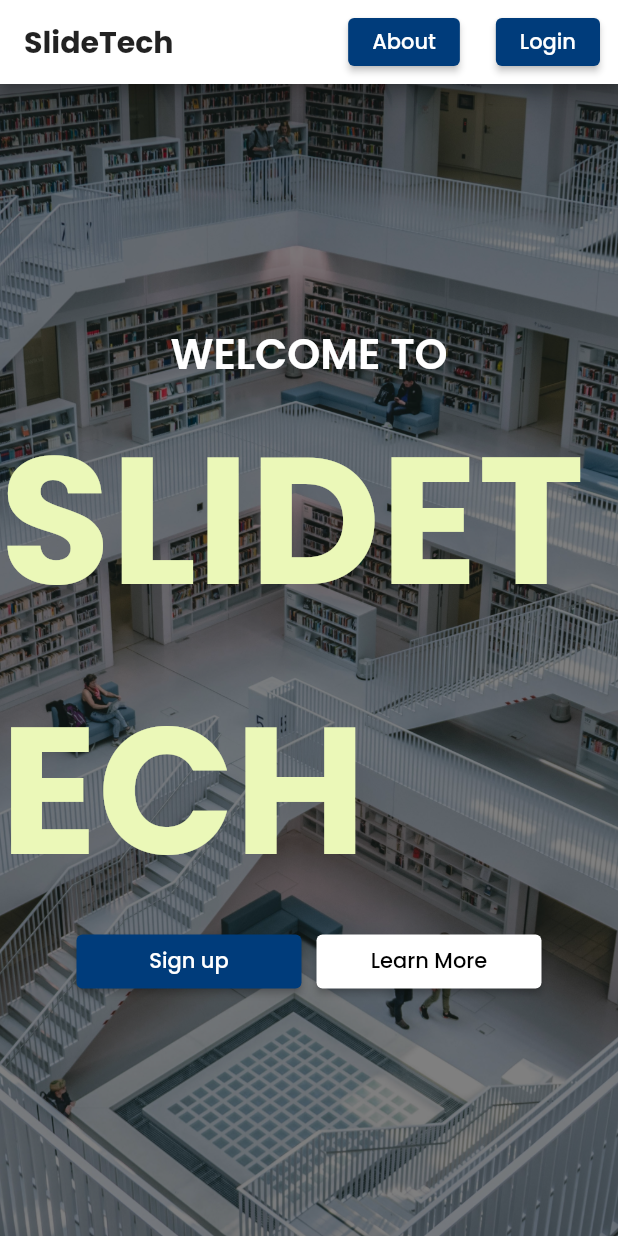
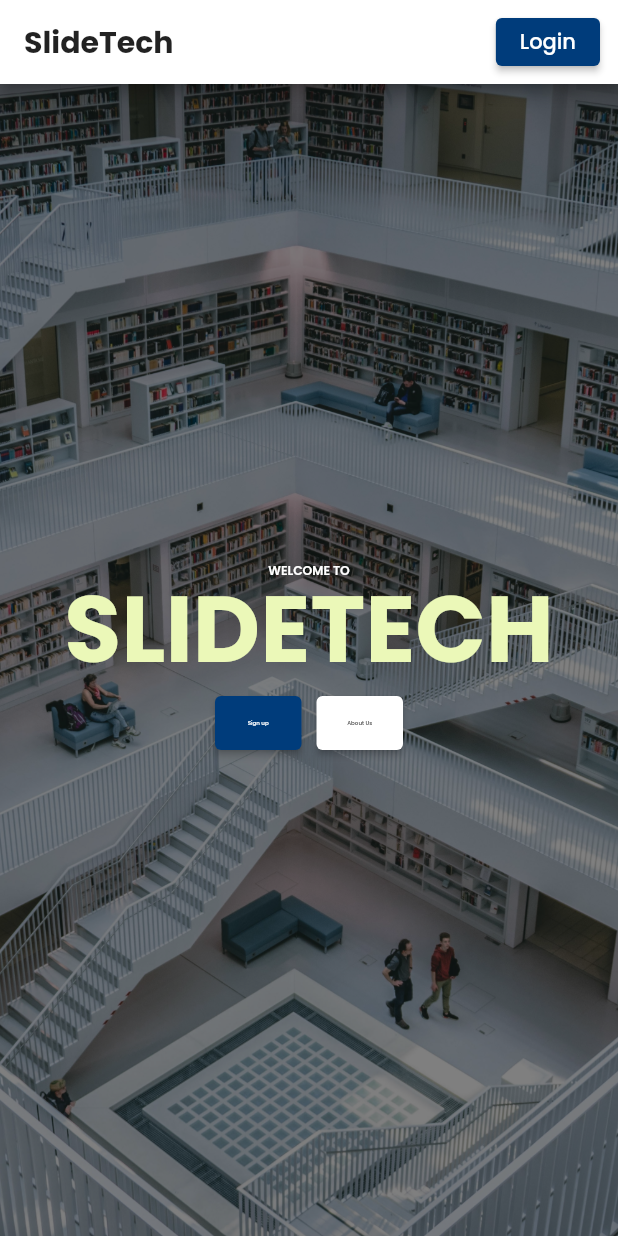
Before and after one commit to Dolapo-A/slides_share_user, a Flutter app: the screen it shows after launch, on a phone screen of 412 x 824 dp. Run offline on Flutter 3.47's test engine with Material 2 defaults, Android fonts, the phone set to English and light mode, and no system bars; our stand-ins replace carousel_slider, cloud_firestore, email_validator, firebase_auth, firebase_core, gap and 2 more; missing offline and left inert: the_validator; accounts and stored records are empty.

Commit message:
Modified Changes to initialHomeScreen including responsive designs, and scrollable features to both the loginScreen ans signupScreen

```diff
--- a/lib/screens/initialHomeScreen.dart
+++ b/lib/screens/initialHomeScreen.dart
@@ -1,4 +1,5 @@
 import 'package:flutter/material.dart';
+import 'package:gap/gap.dart';
 import 'package:slides_share_user/screens/loginScreen.dart';
 import 'package:slides_share_user/screens/signupScreen.dart';
 
@@ -14,6 +15,17 @@ class InitialHomeScreen extends StatefulWidget {
 class _InitialHomeScreenState extends State<InitialHomeScreen> {
   @override
   Widget build(BuildContext context) {
+    double screenWidth = MediaQuery.of(context).size.width;
+
+    double textSize =
+        screenWidth * 0.02; // You can adjust the multiplier as needed
+    double textSizeTitle =
+        screenWidth * 0.15; // You can adjust the multiplier as needed
+    double buttonSize =
+        screenWidth * 0.14; // You can adjust the multiplier as needed
+    double buttonTextSize =
+        screenWidth * 0.009; // You can adjust the multiplier as needed
+
     return Scaffold(
       appBar: AppBar(
         backgroundColor: Colors.white,
@@ -27,19 +39,6 @@ class _InitialHomeScreenState extends State<InitialHomeScreen> {
           ],
         ),
         actions: <Widget>[
-          Padding(
-            padding: const EdgeInsets.all(12.0),
-            child: ElevatedButton(
-                style: ElevatedButton.styleFrom(primary: Color(0xff003c7b)),
-                onPressed: () {},
-                child: const Text(
-                  'About',
-                  style: TextStyle(color: Colors.white),
-                )),
-          ),
-          const SizedBox(
-            width: 0,
-          ),
           Padding(
             padding: const EdgeInsets.all(12.0),
             child: ElevatedButton(
@@ -74,31 +73,31 @@ class _InitialHomeScreenState extends State<InitialHomeScreen> {
                 Colors.black.withOpacity(0.5), // Adjust the opacity as needed
           ),
           // Content
-          Column(
-            mainAxisAlignment: MainAxisAlignment.center,
+          Center(
+            child: SingleChildScrollView(
+              child: Column(
                 children: [
-              const Text(
+                  Text(
                     'WELCOME TO',
                     style: TextStyle(
-                    fontSize: 28,
+                        fontSize: textSize,
                         color: Colors.white,
                         fontWeight: FontWeight.w600),
                   ),
-              const SizedBox(
-                height: 0,
-              ),
-              const Text(
+                  const Gap(10),
+                  Text(
                     'SLIDETECH',
                     style: TextStyle(
-                    fontSize: 120,
+                        fontSize: textSizeTitle,
                         color: Color(0xffEBF8B8),
-                    fontWeight: FontWeight.bold),
+                        fontWeight: FontWeight.bold,
+                        height: 1),
                   ),
                   Row(
                     mainAxisAlignment: MainAxisAlignment.center,
                     children: [
                       Container(
-                    width: 150,
+                        width: buttonSize,
                         child: ElevatedButton(
                             style: ElevatedButton.styleFrom(
                                 primary: Color(0xff003c7b)),
@@ -109,25 +108,30 @@ class _InitialHomeScreenState extends State<InitialHomeScreen> {
                                     builder: (context) => const SignUpScreen()),
                               );
                             },
-                        child: const Text(
+                            child: Text(
                               'Sign up',
-                          style: TextStyle(color: Colors.white),
+                              textAlign: TextAlign.center,
+                              style: TextStyle(
+                                  color: Colors.white,
+                                  fontSize: buttonTextSize),
                             )),
                       ),
                       const SizedBox(
                         width: 10,
                       ),
                       Container(
-                    width: 150,
+                        width: buttonSize,
                         child: ElevatedButton(
-                        style: ElevatedButton.styleFrom(primary: Colors.white),
+                            style:
+                                ElevatedButton.styleFrom(primary: Colors.white),
                             onPressed: () {
                               showDialog(
                                 context: context,
                                 builder: (BuildContext context) {
                                   return AlertDialog(
                                     title: const Column(
-                                  crossAxisAlignment: CrossAxisAlignment.start,
+                                      crossAxisAlignment:
+                                          CrossAxisAlignment.start,
                                       children: [
                                         Text(
                                           "Welcome to Our Web Application",
@@ -165,15 +169,20 @@ class _InitialHomeScreenState extends State<InitialHomeScreen> {
                                 },
                               );
                             },
-                        child: const Text(
-                          'Learn More',
-                          style: TextStyle(color: Colors.black),
+                            child: Text(
+                              'About Us',
+                              textAlign: TextAlign.center,
+                              style: TextStyle(
+                                  color: Colors.black,
+                                  fontSize: buttonTextSize),
                             )),
                       ),
                     ],
                   ),
                 ],
               ),
+            ),
+          ),
         ],
       ),
     );
--- a/lib/screens/loginScreen.dart
+++ b/lib/screens/loginScreen.dart
@@ -61,6 +61,9 @@ class _LoginScreenState extends State<LoginScreen> {
           image: AssetImage('assets/libone.jpg'),
           fit: BoxFit.cover,
         )),
+        child: Padding(
+          padding:
+              const EdgeInsets.only(left: 8, bottom: 16, right: 8, top: 16),
           child: Center(
             child: SingleChildScrollView(
               child: Form(
@@ -95,8 +98,8 @@ class _LoginScreenState extends State<LoginScreen> {
                         TextFormField(
                           controller: _emailController,
                           keyboardType: TextInputType.emailAddress,
-                        style:
-                            const TextStyle(color: Colors.black, fontSize: 14),
+                          style: const TextStyle(
+                              color: Colors.black, fontSize: 14),
                           decoration: InputDecoration(
                             labelText: "Email",
 
@@ -141,8 +144,8 @@ class _LoginScreenState extends State<LoginScreen> {
                         TextFormField(
                           controller: _passwordController,
                           obscureText: true,
-                        style:
-                            const TextStyle(color: Colors.black, fontSize: 14),
+                          style: const TextStyle(
+                              color: Colors.black, fontSize: 14),
                           decoration: InputDecoration(
                             labelText: "Password",
 
@@ -191,7 +194,8 @@ class _LoginScreenState extends State<LoginScreen> {
                               text: TextSpan(
                                   text: 'Forgot Password?',
                                   style: TextStyle(
-                                    fontSize: 12, fontWeight: FontWeight.bold),
+                                      fontSize: 12,
+                                      fontWeight: FontWeight.bold),
                                   recognizer: TapGestureRecognizer()
                                     ..onTap = () => Navigator.of(context)
                                             .push(PageRouteBuilder(
@@ -264,6 +268,7 @@ class _LoginScreenState extends State<LoginScreen> {
             ),
           ),
         ),
+      ),
     );
   }
 }
--- a/lib/screens/signupScreen.dart
+++ b/lib/screens/signupScreen.dart
@@ -65,29 +65,33 @@ class _SignUpScreenState extends State<SignUpScreen> {
           centerTitle: true,
         ),
         body: Container(
-          decoration: BoxDecoration(
+          decoration: const BoxDecoration(
               image: DecorationImage(
             image: AssetImage('assets/06.jpg'),
             fit: BoxFit.cover,
           )),
+          child: Padding(
+            padding:
+                const EdgeInsets.only(left: 8, bottom: 16, right: 8, top: 16),
             child: Center(
               child: Container(
                 decoration: BoxDecoration(
                     borderRadius: BorderRadius.circular(10),
                     border: Border.all(color: Colors.black26),
-                  color: Color.fromARGB(255, 255, 255, 255)
-                  ),
+                    color: Color.fromARGB(255, 255, 255, 255)),
                 width: 350,
                 height: 450,
                 child: Padding(
                   padding: const EdgeInsets.only(left: 24, right: 24),
+                  child: Center(
+                    child: SingleChildScrollView(
                       child: Column(
                         mainAxisAlignment: MainAxisAlignment.center,
                         children: [
                           const Text(
                             'Create Account',
-                      style:
-                          TextStyle(fontSize: 22, fontWeight: FontWeight.bold),
+                            style: TextStyle(
+                                fontSize: 22, fontWeight: FontWeight.bold),
                           ),
                           const SizedBox(
                             height: 10,
@@ -392,6 +396,9 @@ class _SignUpScreenState extends State<SignUpScreen> {
                     ),
                   ),
                 ),
+              ),
+            ),
+          ),
         ));
   }
 }
--- a/pubspec.yaml
+++ b/pubspec.yaml
@@ -42,6 +42,7 @@ dependencies:
   google_fonts: ^4.0.3
   carousel_slider: ^4.0.0
   google_mobile_ads: ^2.0.1
+  gap: ^3.0.1
 
   # The following adds the Cupertino Icons font to your application.
   # Use with the CupertinoIcons class for iOS style icons.
```
Also changed, not shown: pubspec.lock. Lines whose indentation alone changed are shown as unchanged.
